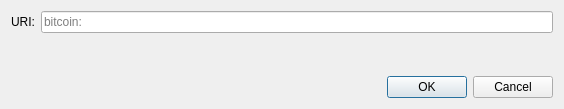
Old version of the form src/qt/forms/openuridialog.ui in the repository equalishcoin/equalishcoind.
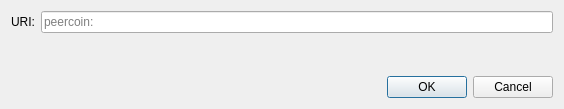
New version of the form. Custom widgets are drawn as their Qt base class.

```diff
--- a/src/qt/forms/openuridialog.ui
+++ b/src/qt/forms/openuridialog.ui
@@ -26,7 +26,7 @@
      <item>
       <widget class="QValidatedLineEdit" name="uriEdit">
        <property name="placeholderText">
-        <string notr="true">bitcoin:</string>
+        <string notr="true">peercoin:</string>
        </property>
       </widget>
      </item>
```
Left out of the diff: 2 changed lines with no effect on the pictures.
